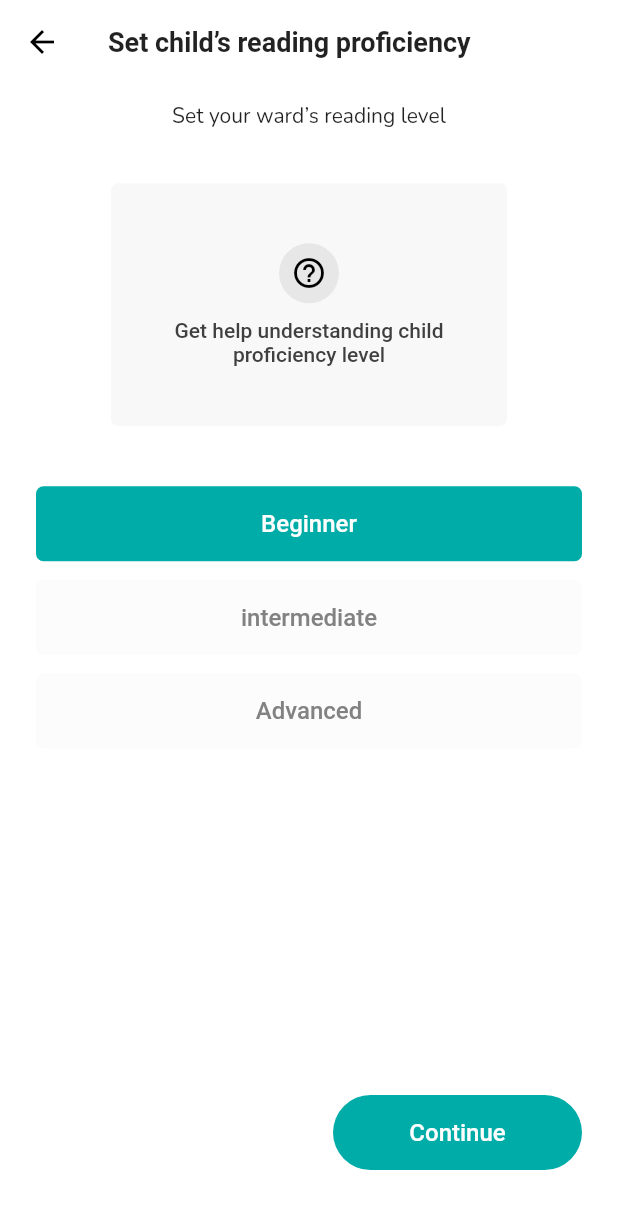
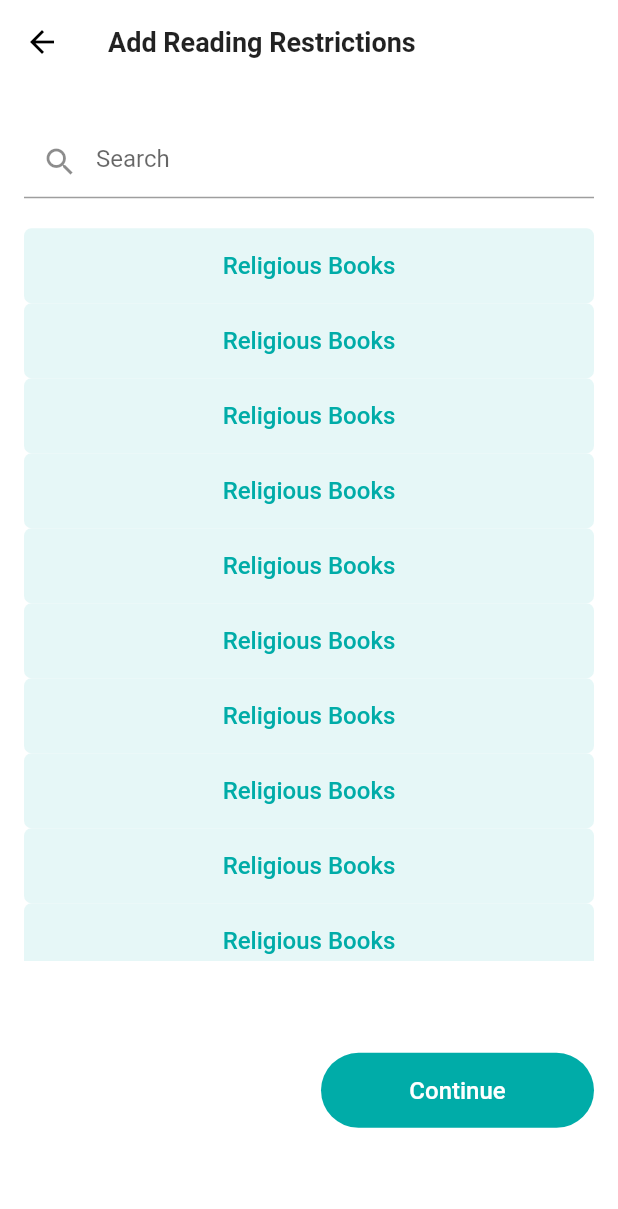
Before and after one commit to agbavorrichmond/Nyansa-Revamp, a Flutter app: the ReadingProficiency screen opened directly, after a tap on "Continue", on a phone screen of 412 x 824 dp. Shown: the top 1209 px of the screen. Run offline on Flutter 3.47's test engine with Material 2 defaults, Android fonts, the light colour scheme and no system bars; our stand-ins replace flutter_svg; statements that could not run were skipped; project files that could hold a hidden picture were left out.

Commit message:
Added other screens and refactored some codes

```diff
--- a/nyansa/lib/components/customButton.dart
+++ b/nyansa/lib/components/customButton.dart
@@ -2,32 +2,32 @@ import 'package:flutter/material.dart';
 
 class CustomButton extends StatelessWidget {
   const CustomButton(
-      {Key? key,
+      {Key key,
       @required this.text,
       @required this.color,
       @required this.press,
       @required this.shape,
       @required this.primary})
       : super(key: key);
-  final String? text;
-  final Color? color;
-  final Color? primary;
-  final VoidCallback? press;
-  final OutlinedBorder? shape;
+  final String text;
+  final Color color;
+  final Color primary;
+  final Function press;
+  final OutlinedBorder shape;
   @override
   Widget build(BuildContext context) {
     return TextButton(
-      onPressed: press!,
+      onPressed: press,
       style: TextButton.styleFrom(
           backgroundColor: color,
           primary: primary,
           textStyle: TextStyle(fontSize: 16.0, fontWeight: FontWeight.w500),
           fixedSize: Size(0, 50.0),
-          side: text!.contains("Login")
+          side: text.contains("Login")
               ? BorderSide(color: Colors.white)
               : BorderSide.none,
           shape: shape),
-      child: Text(text!),
+      child: Text(text),
     );
   }
 }
--- a/nyansa/lib/constants.dart
+++ b/nyansa/lib/constants.dart
@@ -1,3 +1,5 @@
 import 'package:flutter/material.dart';
 
 final Color kprimaryColor = Color(0xFF00ACA8);
+final Color kdescriptionColor = Color(0xFF828282);
+final Color kproficiencyColor = Color(0xFFE6F7F7);
--- a/nyansa/lib/screens/readingProficiency.dart
+++ b/nyansa/lib/screens/create_account/readingProficiency.dart
@@ -2,10 +2,12 @@ import 'package:flutter/material.dart';
 import 'package:nyansa/components/appBar.dart';
 import 'package:nyansa/components/customButton.dart';
 import 'package:nyansa/constants.dart';
-import 'package:nyansa/screens/help.dart';
+import 'package:nyansa/screens/create_account/readingRestrictions.dart';
+
+import 'help.dart';
 
 class ReadingProficiency extends StatelessWidget {
-  const ReadingProficiency({Key? key}) : super(key: key);
+  const ReadingProficiency({Key key}) : super(key: key);
 
   @override
   Widget build(BuildContext context) {
@@ -92,7 +94,10 @@ class ReadingProficiency extends StatelessWidget {
                 text: "Continue",
                 color: kprimaryColor,
                 primary: Colors.white,
-                press: () {},
+                press: () {
+                  return Navigator.push(context,
+                      MaterialPageRoute(builder: (_) => ReadingRestrictions()));
+                },
                 shape: RoundedRectangleBorder(
                   borderRadius: BorderRadius.circular(25.0),
                 ),
--- /dev/null
+++ b/nyansa/lib/screens/create_account/readingRestrictions.dart
@@ -0,0 +1,65 @@
+import 'package:flutter/material.dart';
+import 'package:nyansa/components/appBar.dart';
+import 'package:nyansa/components/customButton.dart';
+import 'package:nyansa/constants.dart';
+
+import 'readingLimit.dart';
+
+class ReadingRestrictions extends StatelessWidget {
+  const ReadingRestrictions({Key key}) : super(key: key);
+
+  @override
+  Widget build(BuildContext context) {
+    return Scaffold(
+      appBar: appBar("Add Reading Restrictions"),
+      body: Padding(
+        padding: const EdgeInsets.symmetric(horizontal: 16.0, vertical: 28.15),
+        child: Column(
+          crossAxisAlignment: CrossAxisAlignment.stretch,
+          children: [
+            TextField(
+              decoration: InputDecoration(
+                prefixIcon: Icon(Icons.search),
+                hintText: "Search",
+              ),
+            ),
+            SizedBox(height: 20),
+            Expanded(
+              flex: 8,
+              child: ListView(
+                children: [
+                  for (int i = 0; i < 10; i++)
+                    CustomButton(
+                      text: "Religious Books",
+                      color: kproficiencyColor,
+                      primary: Color(0xFF00ACA8),
+                      press: () {},
+                      shape: RoundedRectangleBorder(
+                        borderRadius: BorderRadius.circular(5.0),
+                      ),
+                    ),
+                ],
+              ),
+            ),
+            Spacer(),
+            Padding(
+              padding: const EdgeInsets.only(left: 198.0, bottom: 44.0),
+              child: CustomButton(
+                text: "Continue",
+                color: kprimaryColor,
+                primary: Colors.white,
+                press: () {
+                  return Navigator.push(context,
+                      MaterialPageRoute(builder: (_) => ReadingLimit()));
+                },
+                shape: RoundedRectangleBorder(
+                  borderRadius: BorderRadius.circular(25.0),
+                ),
+              ),
+            ),
+          ],
+        ),
+      ),
+    );
+  }
+}
--- a/nyansa/lib/screens/help.dart
+++ /dev/null
@@ -1,48 +0,0 @@
-import 'package:flutter/material.dart';
-import 'package:nyansa/components/appBar.dart';
-
-class Help extends StatelessWidget {
-  const Help({Key? key}) : super(key: key);
-
-  @override
-  Widget build(BuildContext context) {
-    return Scaffold(
-      appBar: appBar("Proficiency levels details"),
-      body: Padding(
-        padding: const EdgeInsets.symmetric(horizontal: 24.0),
-        child: ListView(
-          children: [
-            buildText(text: "Beginner"),
-            buildText(text: "Intermediate"),
-            buildText(text: "Advanced"),
-          ],
-        ),
-      ),
-    );
-  }
-
-  Column buildText({String? text, String? description}) {
-    return Column(
-      crossAxisAlignment: CrossAxisAlignment.start,
-      children: [
-        SizedBox(height: 33.29),
-        Text(
-          text!,
-          style: TextStyle(
-            fontSize: 18.0,
-            fontWeight: FontWeight.w700,
-          ),
-        ),
-        SizedBox(height: 17.64),
-        Text(
-          "Blandit mauris, leo venenatis tempus. Etiam sit turpis ultricies posuere non gravida ut egestas. Nibh lacus interdum vitae lorem vitae purus nunc fames potenti. Volutpat egestas felis, ac nec rhoncus. Mi, metus urna magna tincidunt praesent cras eu lectus ut. Nulla sem viverra sed sit fermentum morbi sed.",
-          style: TextStyle(
-            fontSize: 14.0,
-            fontWeight: FontWeight.w400,
-          ),
-        ),
-        SizedBox(height: 41.23),
-      ],
-    );
-  }
-}
--- a/nyansa/lib/screens/splashScreen.dart
+++ b/nyansa/lib/screens/splashScreen.dart
@@ -5,7 +5,7 @@ import 'package:flutter_svg/svg.dart';
 import 'package:nyansa/screens/welcome.dart';
 
 class SplashScreen extends StatefulWidget {
-  const SplashScreen({Key? key}) : super(key: key);
+  const SplashScreen({Key key}) : super(key: key);
 
   @override
   _SplashScreenState createState() => _SplashScreenState();
@@ -14,10 +14,11 @@ class SplashScreen extends StatefulWidget {
 class _SplashScreenState extends State<SplashScreen> {
   @override
   void initState() {
+    // ignore: todo
     // TODO: implement initState
     super.initState();
     Timer(Duration(seconds: 5), () {
-      Navigator.pushReplacement(
+      return Navigator.pushReplacement(
           context, MaterialPageRoute(builder: (context) => Welcome()));
     });
   }
--- a/nyansa/lib/screens/welcome.dart
+++ b/nyansa/lib/screens/welcome.dart
@@ -7,7 +7,7 @@ import 'package:nyansa/screens/createAccount.dart';
 import 'login.dart';
 
 class Welcome extends StatelessWidget {
-  const Welcome({Key? key}) : super(key: key);
+  const Welcome({Key key}) : super(key: key);
 
   @override
   Widget build(BuildContext context) {
```
Also changed, not shown: nyansa/lib/components/textArea.dart (added, +24 -0 lines), nyansa/lib/screens/create_account/createAccount.dart (renamed from nyansa/lib/screens/createAccount.dart, +9 -17 lines), nyansa/lib/screens/create_account/help.dart (added, +68 -0 lines), nyansa/lib/screens/create_account/readingLimit.dart (added, +77 -0 lines), nyansa/lib/screens/create_account/wardInfo.dart (added, +45 -0 lines), nyansa/lib/screens/login/login.dart (renamed from nyansa/lib/screens/login.dart, +8 -16 lines).
